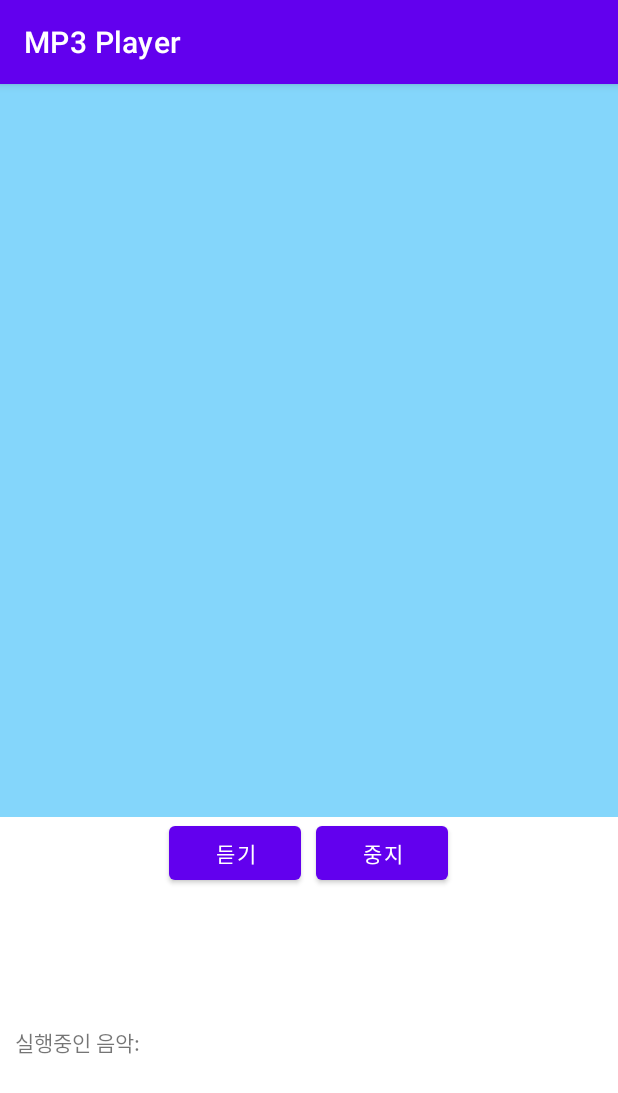
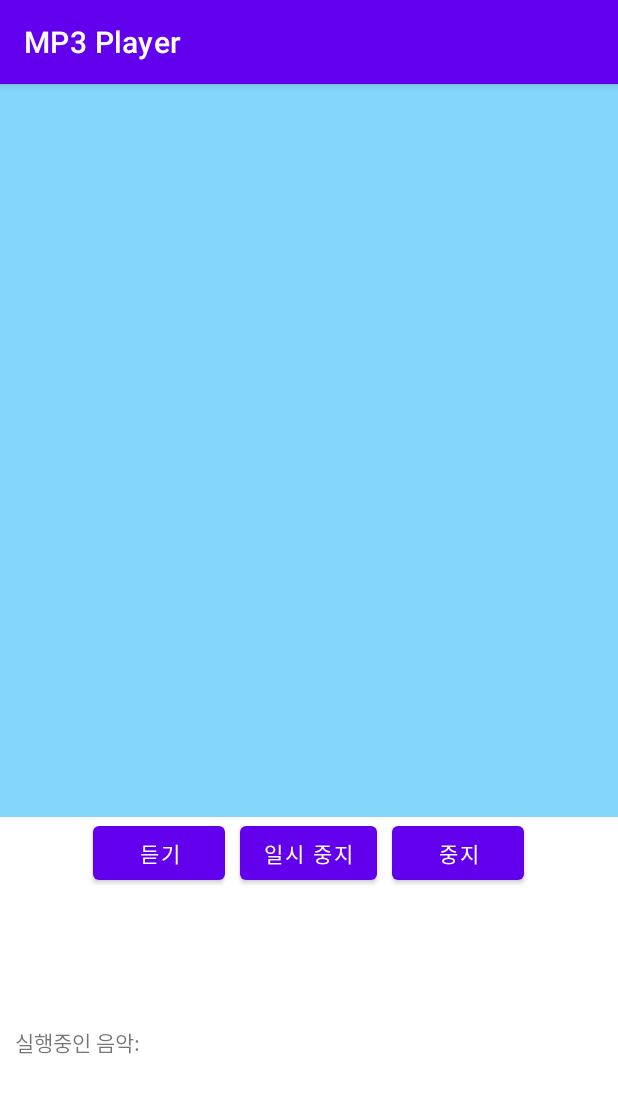
Before and after one commit to khjkhj0329/Projec13_1, an Android app: the screen it shows after launch (MainActivity), on a phone screen of 412 x 824 dp. Shown: the top 1093 px of the screen. Run offline under Robolectric (Android 15) with nearby library versions, the phone set to English and light mode, and no system bars; 3 statements that could not run were skipped.

Commit message:
Edit MainActivity.java(직접풀어보기_이어듣기) Commit

```diff
--- a/app/src/main/java/kr/hs/emirim/w2029/projec13_1/MainActivity.java
+++ b/app/src/main/java/kr/hs/emirim/w2029/projec13_1/MainActivity.java
@@ -30,7 +30,7 @@ public class MainActivity extends AppCompatActivity {
     String selectedMusic;
     String musicPath = Environment.getExternalStorageDirectory().getPath() + "/";
     MediaPlayer media;
-    Button btnStart, btnStop;
+    Button btnStart, btnStop, btnPause;
 
     @Override
     protected void onCreate(Bundle savedInstanceState) {
@@ -65,6 +65,7 @@ public class MainActivity extends AppCompatActivity {
         selectedMusic = arrList.get(0);//리스트를 클릭하지 않았을 때 초기값
 
         btnStart = findViewById(R.id.btn_start);
+        btnPause = findViewById(R.id.btn_pause);
         btnStop = findViewById(R.id.btn_stop);
         textMusic = findViewById(R.id.text_music);
         proBar = findViewById(R.id.progress);
@@ -87,6 +88,20 @@ public class MainActivity extends AppCompatActivity {
                 }
             }
         });
+        btnPause.setOnClickListener(new View.OnClickListener() {
+            @Override
+            public void onClick(View v) {
+                if (btnPause.getText().equals("일시 중지")){
+                    media.pause();
+                    btnPause.setText("이어 듣기");
+                    proBar.setVisibility(View.INVISIBLE);
+                }else if(btnPause.getText().equals("이어 듣기")){
+                    media.start();
+                    btnPause.setText("일시 중지");
+                    proBar.setVisibility(View.VISIBLE);
+                }
+            }
+        });
         btnStop.setOnClickListener(new View.OnClickListener() {
             @Override
             public void onClick(View view) {
--- a/app/src/main/res/layout/activity_main.xml
+++ b/app/src/main/res/layout/activity_main.xml
@@ -31,6 +31,12 @@
             android:layout_marginRight="10dp"
             android:text="@string/btn_start"/>
         <Button
+            android:id="@+id/btn_pause"
+            android:layout_width="wrap_content"
+            android:layout_height="wrap_content"
+            android:layout_marginRight="10dp"
+            android:text="@string/btn_stop1"/>
+        <Button
             android:id="@+id/btn_stop"
             android:layout_width="wrap_content"
             android:layout_height="wrap_content"
--- a/app/src/main/res/values/strings.xml
+++ b/app/src/main/res/values/strings.xml
@@ -3,4 +3,5 @@
     <string name="btn_start">듣기</string>
     <string name="btn_stop">중지</string>
     <string name="btn_music">실행중인 음악: </string>
+    <string name="btn_stop1">일시 중지</string>
 </resources>
```
